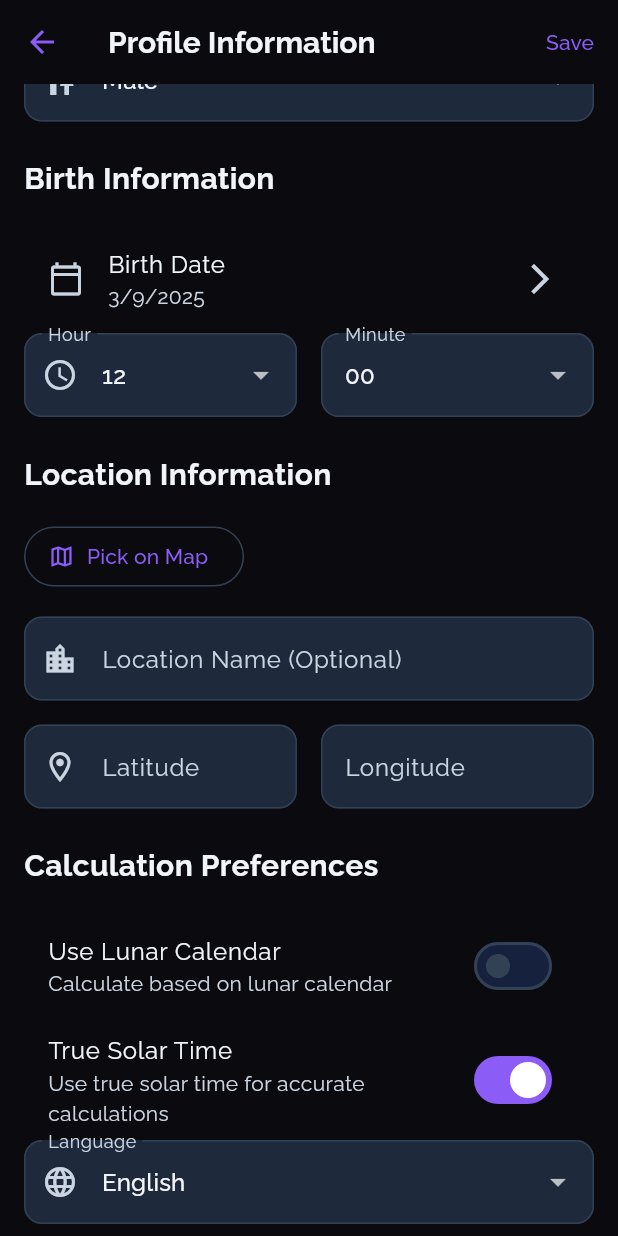
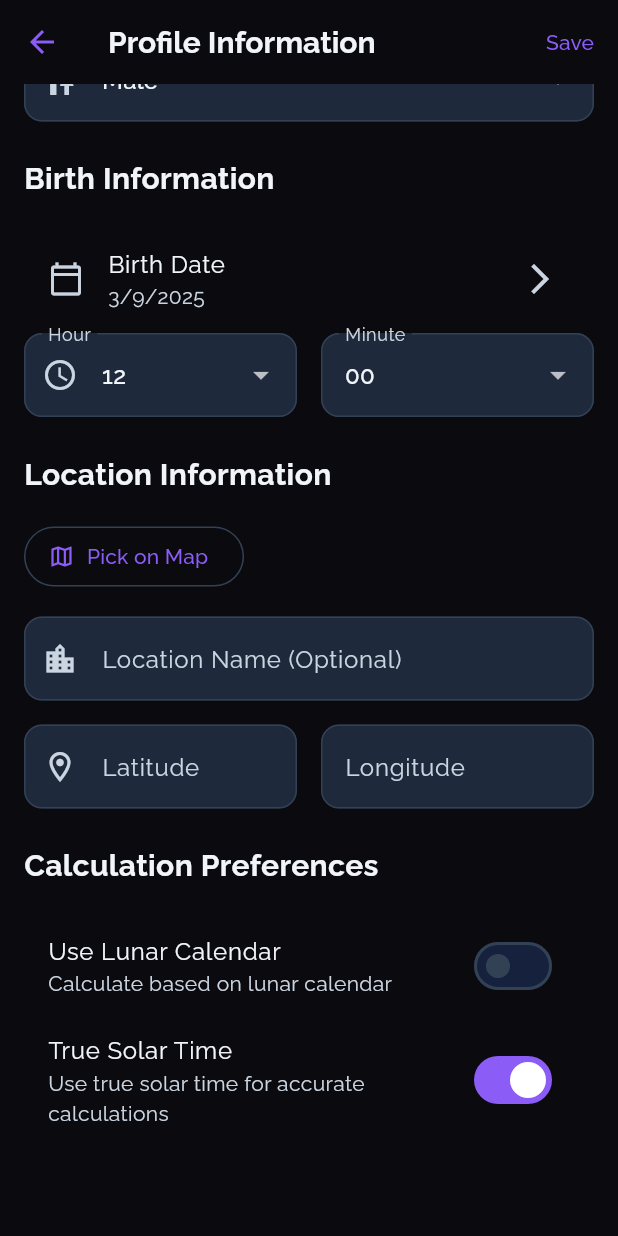
Before and after one commit to osmandemiroz/astro-iztro, a Flutter app: the InputView screen opened by its route, scrolled down 164 dp, on a phone screen of 412 x 824 dp. Run offline on Flutter 3.47's test engine with Material 3 defaults, Android fonts, the phone set to English and light mode, and no system bars; our stand-ins replace cached_network_image, flutter_map, get, latlong2, shared_preferences; accounts and stored records are empty.

Commit message:
Refactor ChartController, HomeController, InputController, and InputView for improved UI and functionality: Updated ChartController to include a header with a close button and drag handle for better user interaction. Enhanced HomeController with onReady and onResume methods for data management, adding debug print statements for clarity. Refactored InputController to remove language selection, defaulting to English, and added debug print statements for save operations. Cleaned up InputView by removing the language dropdown, ensuring adherence to Apple’s Human Interface Guidelines while maintaining existing functionality. Comprehensive comments added for clarity throughout the changes.

```diff
--- a/lib/app/modules/input/input_view.dart
+++ b/lib/app/modules/input/input_view.dart
@@ -301,29 +301,6 @@ class InputView extends GetView<InputController> {
             onChanged: (value) => controller.useTrueSolarTime.value = value,
           ),
         ),
-
-        Obx(
-          () => DropdownButtonFormField<String>(
-            value: controller.selectedLanguage.value,
-            decoration: const InputDecoration(
-              labelText: 'Language',
-              prefixIcon: Icon(Icons.language_outlined),
-            ),
-            items: const [
-              DropdownMenuItem(value: 'en', child: Text('English')),
-              DropdownMenuItem(value: 'zh', child: Text('Chinese Simplified')),
-              DropdownMenuItem(
-                value: 'zh-TW',
-                child: Text('Chinese Traditional'),
-              ),
-              DropdownMenuItem(value: 'ja', child: Text('Japanese')),
-              DropdownMenuItem(value: 'ko', child: Text('Korean')),
-            ],
-            onChanged: (value) {
-              if (value != null) controller.selectedLanguage.value = value;
-            },
-          ),
-        ),
       ],
     );
   }
```
Also changed, not shown: lib/app/modules/chart/chart_controller.dart (+25 -3 lines), lib/app/modules/home/home_controller.dart (+33 -0 lines), lib/app/modules/input/input_controller.dart (+59 -17 lines).
